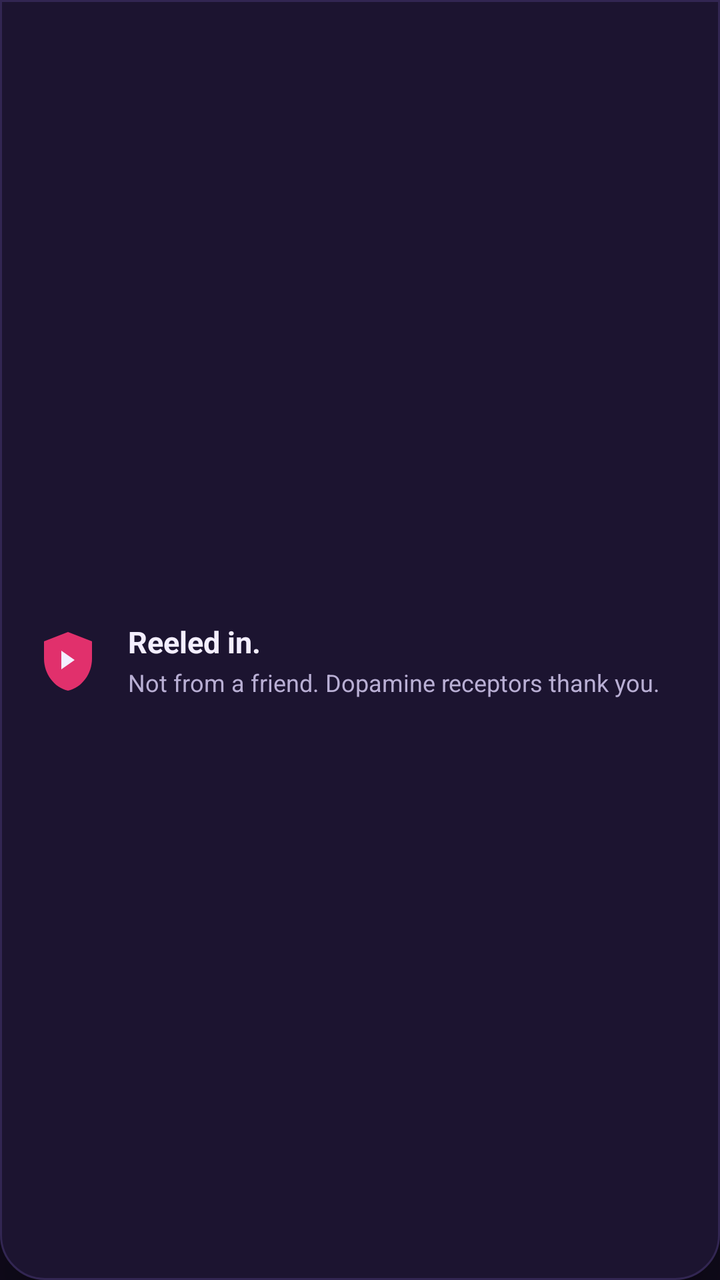
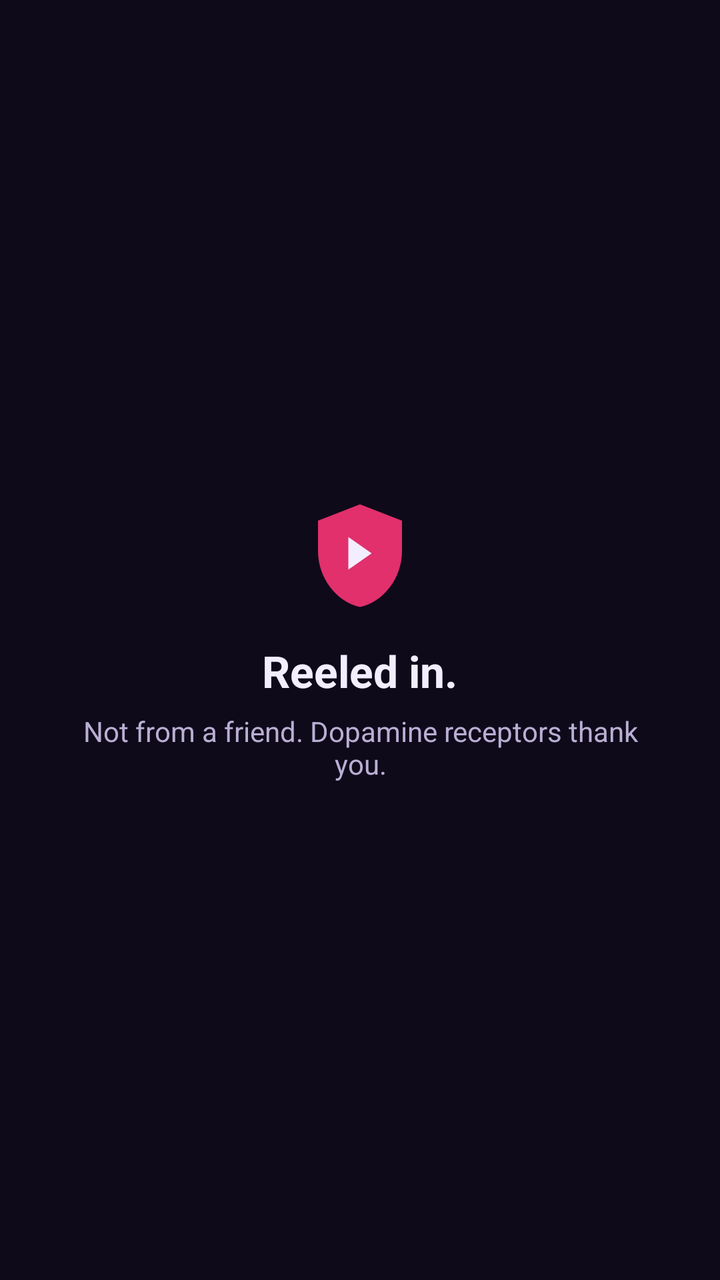

Two renders of the same Android screen: before a commit and after it. Below are the layout's source before the change and the commit's diff.
<!-- AndroidManifest.xml: application theme Theme.ReelBlock -->
<!-- res/layout/blocking_overlay.xml -->
<?xml version="1.0" encoding="utf-8"?>
<LinearLayout xmlns:android="http://schemas.android.com/apk/res/android"
    android:layout_width="match_parent"
    android:layout_height="wrap_content"
    android:orientation="horizontal"
    android:gravity="center_vertical"
    android:paddingHorizontal="18dp"
    android:paddingTop="36dp"
    android:paddingBottom="16dp"
    android:background="@drawable/bg_overlay_banner"
    android:clickable="false"
    android:focusable="false"
    android:fitsSystemWindows="false"
    android:importantForAccessibility="noHideDescendants"
    android:elevation="12dp">

    <ImageView
        android:layout_width="32dp"
        android:layout_height="32dp"
        android:contentDescription="@null"
        android:src="@drawable/ic_shield" />

    <LinearLayout
        android:layout_width="0dp"
        android:layout_height="wrap_content"
        android:layout_marginStart="14dp"
        android:layout_weight="1"
        android:orientation="vertical">

        <TextView
            android:id="@+id/blocking_title"
            android:layout_width="wrap_content"
            android:layout_height="wrap_content"
            android:textColor="@color/rb_on_surface"
            android:textSize="15sp"
            android:textStyle="bold"
            android:text="@string/reel_blocked_title" />

        <TextView
            android:id="@+id/blocking_subtitle"
            android:layout_width="wrap_content"
            android:layout_height="wrap_content"
            android:layout_marginTop="2dp"
            android:textColor="@color/rb_on_surface_muted"
            android:textSize="12sp"
            android:text="@string/reel_blocked_subtitle" />
    </LinearLayout>
</LinearLayout>
<!-- resources referenced by this layout -->
<resources>
  <color name="rb_on_surface">#F3EEFF</color>
  <color name="rb_on_surface_muted">#B9AFD4</color>
  <!-- drawable bg_overlay_banner (drawable) -->
  <?xml version="1.0" encoding="utf-8"?>
  <shape xmlns:android="http://schemas.android.com/apk/res/android"
      android:shape="rectangle">
      <solid android:color="@color/rb_surface" />
      <corners
          android:topLeftRadius="0dp"
          android:topRightRadius="0dp"
          android:bottomLeftRadius="22dp"
          android:bottomRightRadius="22dp" />
      <stroke
          android:width="1dp"
          android:color="@color/rb_divider" />
  </shape>
  <!-- drawable ic_shield (drawable) -->
  <vector xmlns:android="http://schemas.android.com/apk/res/android"
      android:width="48dp"
      android:height="48dp"
      android:viewportWidth="48"
      android:viewportHeight="48">
      <path
          android:fillColor="#E1306C"
          android:pathData="M24,3L6,10v13c0,11.3 7.6,21.7 18,24c10.4,-2.3 18,-12.7 18,-24V10L24,3z" />
      <path
          android:fillColor="#F3EEFF"
          android:pathData="M19,17l10,7l-10,7z" />
  </vector>
  <string name="reel_blocked_subtitle">Not from a friend. Dopamine receptors thank you.</string>
  <string name="reel_blocked_title">Reeled in.</string>
  <style name="Theme.ReelBlock" parent="Theme.Material3.DayNight.NoActionBar">
          <item name="colorPrimary">@color/rb_primary</item>
          <item name="colorOnPrimary">@color/rb_on_surface</item>
          <item name="colorPrimaryContainer">@color/rb_primary_variant</item>
          <item name="colorSecondary">@color/rb_accent</item>
          <item name="colorSurface">@color/rb_surface</item>
          <item name="colorSurfaceVariant">@color/rb_surface_variant</item>
          <item name="colorOnSurface">@color/rb_on_surface</item>
          <item name="colorOnSurfaceVariant">@color/rb_on_surface_muted</item>
          <item name="android:colorBackground">@color/rb_bg</item>
          <item name="android:statusBarColor">@color/rb_bg</item>
          <item name="android:navigationBarColor">@color/rb_bg</item>
          <item name="android:windowLightStatusBar" tools:targetApi="23">false</item>
          <item name="android:windowLightNavigationBar" tools:targetApi="27">false</item>
      </style>
  <color name="rb_surface">#1C1430</color>
  <color name="rb_divider">#322652</color>
  <color name="rb_primary">#E1306C</color>
  <color name="rb_primary_variant">#C13584</color>
  <color name="rb_accent">#F77737</color>
  <color name="rb_surface_variant">#2A1D47</color>
  <color name="rb_bg">#0F0A1A</color>
</resources>

<!-- the commit's change to res/layout/blocking_overlay.xml (unified diff, before → after) -->
@@ -1,48 +1,38 @@
 <?xml version="1.0" encoding="utf-8"?>
 <LinearLayout xmlns:android="http://schemas.android.com/apk/res/android"
     android:layout_width="match_parent"
-    android:layout_height="wrap_content"
-    android:orientation="horizontal"
-    android:gravity="center_vertical"
-    android:paddingHorizontal="18dp"
-    android:paddingTop="36dp"
-    android:paddingBottom="16dp"
-    android:background="@drawable/bg_overlay_banner"
+    android:layout_height="match_parent"
+    android:background="@color/rb_bg"
+    android:gravity="center"
+    android:orientation="vertical"
     android:clickable="false"
     android:focusable="false"
-    android:fitsSystemWindows="false"
-    android:importantForAccessibility="noHideDescendants"
-    android:elevation="12dp">
+    android:importantForAccessibility="noHideDescendants">
 
     <ImageView
-        android:layout_width="32dp"
-        android:layout_height="32dp"
+        android:layout_width="56dp"
+        android:layout_height="56dp"
         android:contentDescription="@null"
         android:src="@drawable/ic_shield" />
 
-    <LinearLayout
-        android:layout_width="0dp"
+    <TextView
+        android:id="@+id/blocking_title"
+        android:layout_width="wrap_content"
         android:layout_height="wrap_content"
-        android:layout_marginStart="14dp"
-        android:layout_weight="1"
-        android:orientation="vertical">
+        android:layout_marginTop="16dp"
+        android:text="@string/reel_blocked_title"
+        android:textColor="@color/rb_on_surface"
+        android:textSize="22sp"
+        android:textStyle="bold" />
 
-        <TextView
-            android:id="@+id/blocking_title"
-            android:layout_width="wrap_content"
-            android:layout_height="wrap_content"
-            android:textColor="@color/rb_on_surface"
-            android:textSize="15sp"
-            android:textStyle="bold"
-            android:text="@string/reel_blocked_title" />
-
-        <TextView
-            android:id="@+id/blocking_subtitle"
-            android:layout_width="wrap_content"
-            android:layout_height="wrap_content"
-            android:layout_marginTop="2dp"
-            android:textColor="@color/rb_on_surface_muted"
-            android:textSize="12sp"
-            android:text="@string/reel_blocked_subtitle" />
-    </LinearLayout>
+    <TextView
+        android:id="@+id/blocking_subtitle"
+        android:layout_width="wrap_content"
+        android:layout_height="wrap_content"
+        android:layout_marginTop="6dp"
+        android:paddingHorizontal="32dp"
+        android:gravity="center"
+        android:text="@string/reel_blocked_subtitle"
+        android:textColor="@color/rb_on_surface_muted"
+        android:textSize="14sp" />
 </LinearLayout>
<!-- resource entries referenced after the edit -->
@@ -2,20 +2,6 @@
 <resources>
   <color name="rb_on_surface">#F3EEFF</color>
   <color name="rb_on_surface_muted">#B9AFD4</color>
-  <!-- drawable bg_overlay_banner (drawable) -->
-  <?xml version="1.0" encoding="utf-8"?>
-  <shape xmlns:android="http://schemas.android.com/apk/res/android"
-      android:shape="rectangle">
-      <solid android:color="@color/rb_surface" />
-      <corners
-          android:topLeftRadius="0dp"
-          android:topRightRadius="0dp"
-          android:bottomLeftRadius="22dp"
-          android:bottomRightRadius="22dp" />
-      <stroke
-          android:width="1dp"
-          android:color="@color/rb_divider" />
-  </shape>
   <!-- drawable ic_shield (drawable) -->
   <vector xmlns:android="http://schemas.android.com/apk/res/android"
       android:width="48dp"
@@ -47,7 +33,6 @@
           <item name="android:windowLightNavigationBar" tools:targetApi="27">false</item>
       </style>
   <color name="rb_surface">#1C1430</color>
-  <color name="rb_divider">#322652</color>
   <color name="rb_primary">#E1306C</color>
   <color name="rb_primary_variant">#C13584</color>
   <color name="rb_accent">#F77737</color>
